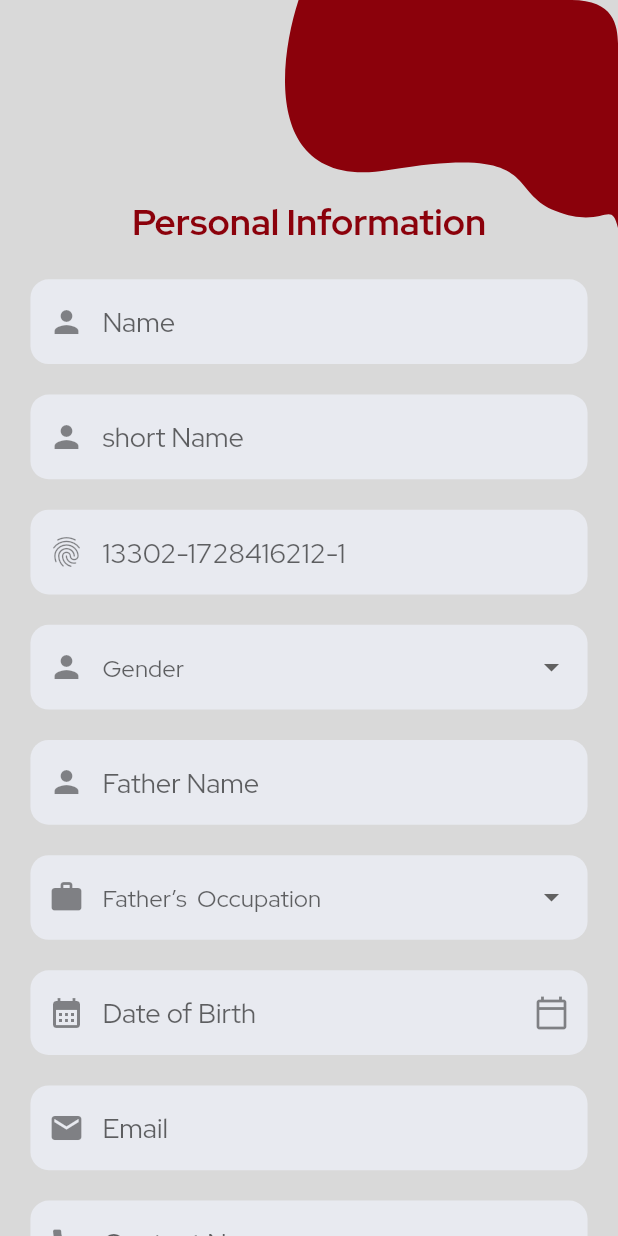
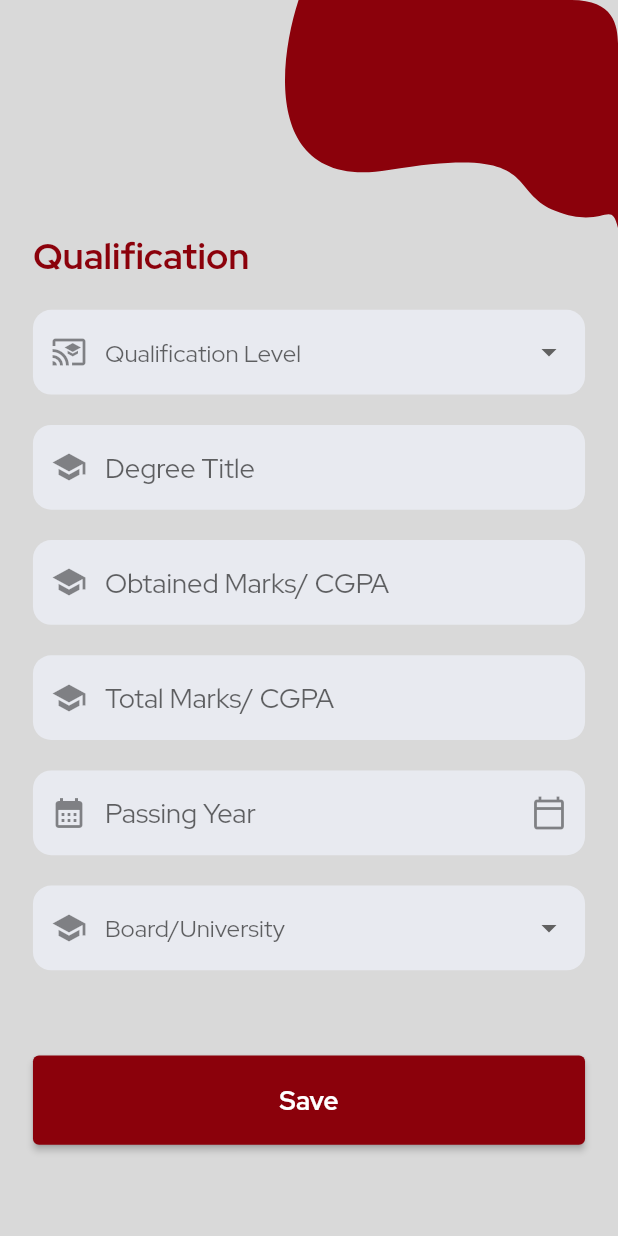
Before and after one commit to sherryqaisrani/student_management_system, a Flutter app: the screen it shows after launch, on a phone screen of 412 x 824 dp. Run offline on Flutter 3.47's test engine with Material 2 defaults, Android fonts, the phone set to English and light mode, and no system bars; our stand-ins replace dio, flutter_screenutil, flutter_svg, google_fonts.

Commit message:
Qualifiaction Screen Done

```diff
--- a/lib/main.dart
+++ b/lib/main.dart
@@ -4,6 +4,7 @@ import 'package:flutter/material.dart';
 import 'package:flutter_screenutil/flutter_screenutil.dart';
 import 'package:student_management_system/screens/loginpage2.dart';
 import 'package:student_management_system/screens/personal.dart';
+import 'package:student_management_system/screens/qualification.dart';
 import 'package:student_management_system/screens/singuppage.dart';
 import 'package:student_management_system/utils/colors.dart';
 import 'package:student_management_system/utils/themes.dart';
@@ -32,7 +33,7 @@ class MyApp extends StatelessWidget {
           home: child,
         );
       },
-      child: PersonalInfo(),
+      child: QualificationPage(),
     );
   }
 }
--- /dev/null
+++ b/lib/screens/qualification.dart
@@ -0,0 +1,145 @@
+import 'package:flutter/material.dart';
+import 'package:flutter/services.dart';
+import 'package:flutter_screenutil/flutter_screenutil.dart';
+import 'package:flutter_svg/flutter_svg.dart';
+import 'package:student_management_system/utils/constant.dart';
+import 'package:student_management_system/utils/file_path.dart';
+
+class QualificationPage extends StatefulWidget {
+  const QualificationPage({Key? key}) : super(key: key);
+
+  @override
+  State<QualificationPage> createState() => _QualificationPageState();
+}
+
+class _QualificationPageState extends State<QualificationPage> {
+  var qualificationLevel = ['Matric', 'Intermadiate', 'Graduation'];
+  var universityList = ['A', 'B', 'C'];
+  @override
+  Widget build(BuildContext context) {
+    return Scaffold(
+      body: SingleChildScrollView(
+        child: Column(
+          children: [
+            SizedBox(
+              height: 152.h,
+              child: Stack(
+                children: [
+                  Positioned(
+                    top: 0,
+                    right: 0,
+                    child: SvgPicture.asset(FilePath.appLogo),
+                  ),
+                ],
+              ),
+            ),
+            Padding(
+              padding: EdgeInsets.symmetric(
+                horizontal: 20.w,
+              ),
+              child: Column(
+                crossAxisAlignment: CrossAxisAlignment.start,
+                children: [
+                  Text(
+                    'Qualification',
+                    style: Theme.of(context).textTheme.headline3!.copyWith(
+                          color: Theme.of(context).primaryColor,
+                        ),
+                  ),
+                  aPageSpecing1,
+                  DropdownButtonFormField(
+                      items: qualificationLevel.map((e) {
+                        return DropdownMenuItem(
+                          child: Text(e),
+                          value: e,
+                        );
+                      }).toList(),
+                      decoration: const InputDecoration(
+                        hintText: 'Qualification Level',
+                        prefixIcon: Icon(
+                          Icons.cast_for_education,
+                        ),
+                      ),
+                      onChanged: (_) {}),
+                  aPageSpecing1,
+                  TextFormField(
+                    keyboardType: TextInputType.text,
+                    textInputAction: TextInputAction.next,
+                    decoration: const InputDecoration(
+                      hintText: 'Degree Title',
+                      prefixIcon: Icon(
+                        Icons.school,
+                      ),
+                    ),
+                  ),
+                  aPageSpecing1,
+                  TextFormField(
+                    keyboardType: TextInputType.text,
+                    textInputAction: TextInputAction.next,
+                    decoration: const InputDecoration(
+                      hintText: 'Obtained Marks/ CGPA',
+                      prefixIcon: Icon(
+                        Icons.school,
+                      ),
+                    ),
+                  ),
+                  aPageSpecing1,
+                  TextFormField(
+                    keyboardType: TextInputType.number,
+                    textInputAction: TextInputAction.next,
+                    decoration: const InputDecoration(
+                      hintText: 'Total Marks/ CGPA',
+                      prefixIcon: Icon(
+                        Icons.school,
+                      ),
+                    ),
+                  ),
+                  aPageSpecing1,
+                  TextFormField(
+                    readOnly: true,
+                    showCursor: false,
+                    decoration: const InputDecoration(
+                      hintText: 'Passing Year',
+                      prefixIcon: Icon(
+                        Icons.calendar_month,
+                      ),
+                      suffixIcon: Icon(
+                        Icons.calendar_today_outlined,
+                      ),
+                    ),
+                  ),
+                  aPageSpecing1,
+                  DropdownButtonFormField(
+                    items: universityList.map((e) {
+                      return DropdownMenuItem(child: Text(e), value: e);
+                    }).toList(),
+                    decoration: const InputDecoration(
+                      hintText: 'Board/University',
+                      prefixIcon: Icon(
+                        Icons.school,
+                      ),
+                    ),
+                    onChanged: (_) {},
+                  ),
+                  SizedBox(
+                    height: 56.h,
+                  ),
+                  SizedBox(
+                    width: double.infinity,
+                    child: ElevatedButton(
+                      onPressed: () {},
+                      child: Text(
+                        'Save',
+                        style: Theme.of(context).textTheme.button,
+                      ),
+                    ),
+                  ),
+                ],
+              ),
+            )
+          ],
+        ),
+      ),
+    );
+  }
+}
```
